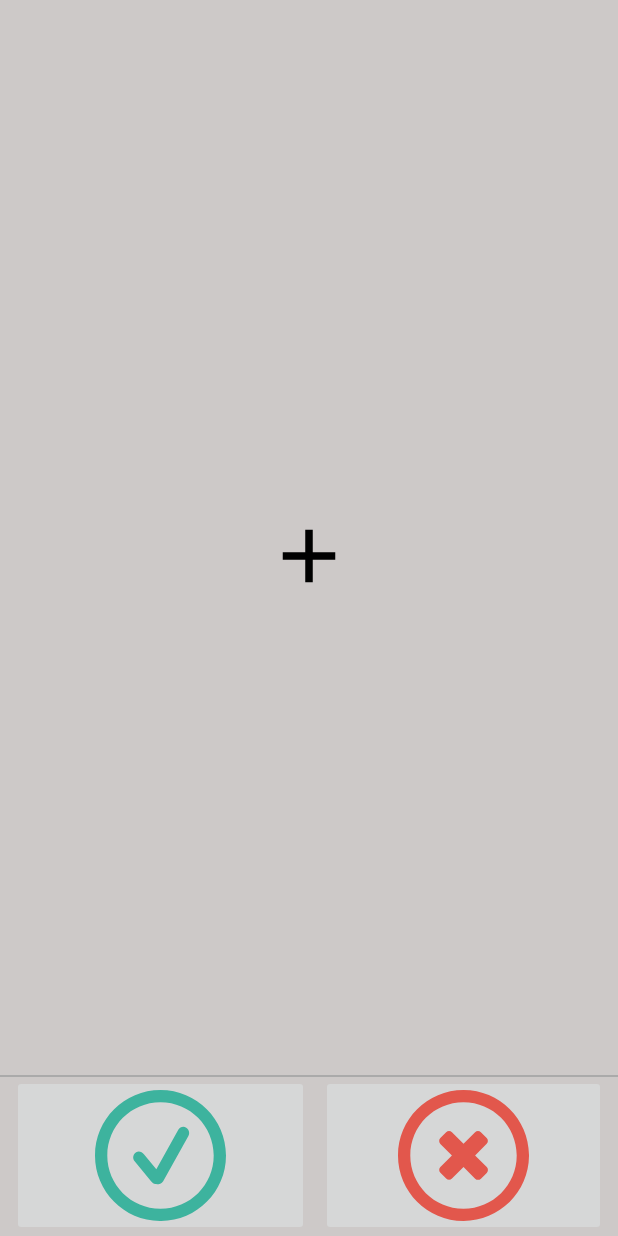
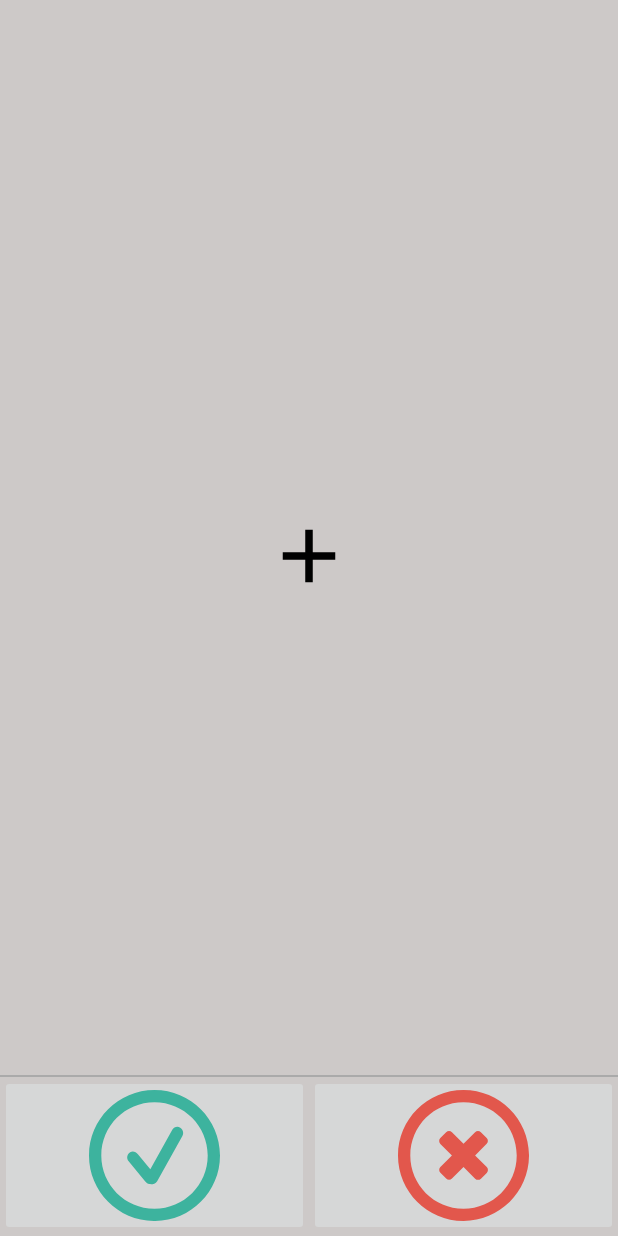
Before and after one commit to ayraz/TrainingApp, an Android app: the layout training_fragment.xml on its own in the app's theme, with its tools: preview values and no code run, on a phone screen of 412 x 824 dp. Run offline under Robolectric (Android 15) with nearby library versions, the phone set to English and light mode, and no system bars.

```diff
--- a/app/src/main/java/cz/nudz/www/trainingapp/training/TrainingFragment.java
+++ b/app/src/main/java/cz/nudz/www/trainingapp/training/TrainingFragment.java
@@ -26,7 +26,7 @@ import java.util.List;
 import cz.nudz.www.trainingapp.R;
 import cz.nudz.www.trainingapp.Trial;
 import cz.nudz.www.trainingapp.data.tables.TrialAnswer;
-import cz.nudz.www.trainingapp.databinding.SequenceFragmentBinding;
+import cz.nudz.www.trainingapp.databinding.TrainingFragmentBinding;
 import cz.nudz.www.trainingapp.enums.Difficulty;
 import cz.nudz.www.trainingapp.enums.ParadigmType;
 import cz.nudz.www.trainingapp.utils.RandomUtils;
@@ -55,7 +55,7 @@ public abstract class TrainingFragment extends Fragment {
     // Do not set to 0, unless you want to nullify other intervals..
     private static final double DEBUG_SLOW = 1;
 
-    private SequenceFragmentBinding binding;
+    private TrainingFragmentBinding binding;
     private ConstraintLayout[] grids;
     private SequenceFragmentListener listener;
     private final Handler handler = new Handler();
@@ -110,7 +110,7 @@ public abstract class TrainingFragment extends Fragment {
     @Nullable
     @Override
     public View onCreateView(LayoutInflater inflater, @Nullable ViewGroup container, @Nullable Bundle savedInstanceState) {
-        binding = DataBindingUtil.inflate(inflater, R.layout.sequence_fragment, container, false);
+        binding = DataBindingUtil.inflate(inflater, R.layout.training_fragment, container, false);
 
         grids = new ConstraintLayout[]{binding.trainingFragmentLeftGrid, binding.trainingFragmentRightGrid};
         difficulty = Difficulty.valueOf(getArguments().getString(KEY_DIFFICULTY));
--- a/app/src/main/res/layout/sequence_fragment.xml
+++ b/app/src/main/res/layout/training_fragment.xml
@@ -124,14 +124,12 @@
 
         <View
             android:id="@+id/trainingFragmentBtnSeparator"
-            android:layout_width="1229dp"
+            android:layout_width="0dp"
             android:layout_height="1dp"
             android:background="@android:color/darker_gray"
             app:layout_constraintLeft_toLeftOf="parent"
             app:layout_constraintRight_toRightOf="parent"
-            app:layout_constraintTop_toTopOf="@id/trainingFragmentGuideBottom"
-            tools:layout_editor_absoluteY="89dp"
-            tools:layout_editor_absoluteX="0dp" />
+            app:layout_constraintTop_toTopOf="@id/trainingFragmentGuideBottom" />
 
         <ImageButton
             android:id="@+id/trainingFragmentDifferentBtn"
@@ -139,13 +137,9 @@
             android:layout_height="0dp"
             android:scaleType="fitCenter"
             app:layout_constraintBottom_toBottomOf="parent"
-            app:layout_constraintHorizontal_bias="0.0"
             app:layout_constraintLeft_toLeftOf="@+id/trainingFragmentGuideCenter"
             app:layout_constraintTop_toTopOf="@+id/trainingFragmentGuideBottom"
-            app:layout_constraintVertical_bias="0.0"
             app:srcCompat="@drawable/btn_cancel"
-            android:layout_marginLeft="8dp"
-            android:layout_marginRight="8dp"
             app:layout_constraintRight_toRightOf="parent" />
 
         <ImageButton
@@ -157,11 +151,7 @@
             android:scaleType="fitCenter"
             app:layout_constraintTop_toBottomOf="@+id/trainingFragmentLeftGrid"
             app:layout_constraintRight_toLeftOf="@+id/trainingFragmentDifferentBtn"
-            app:layout_constraintVertical_bias="0.0"
-            android:layout_marginLeft="8dp"
-            android:layout_marginRight="8dp"
-            app:layout_constraintLeft_toLeftOf="parent"
-            app:layout_constraintHorizontal_bias="0.0" />
+            app:layout_constraintLeft_toLeftOf="parent" />
 
     </android.support.constraint.ConstraintLayout>
 </layout>
```
Also changed, not shown: app/src/main/java/cz/nudz/www/trainingapp/main/ChartSelectionFragment.java (deleted, +0 -35 lines), app/src/main/java/cz/nudz/www/trainingapp/main/MainActivity.java (+6 -1 lines), app/src/main/res/layout/chart_selection_fragment.xml (deleted, +0 -15 lines).
